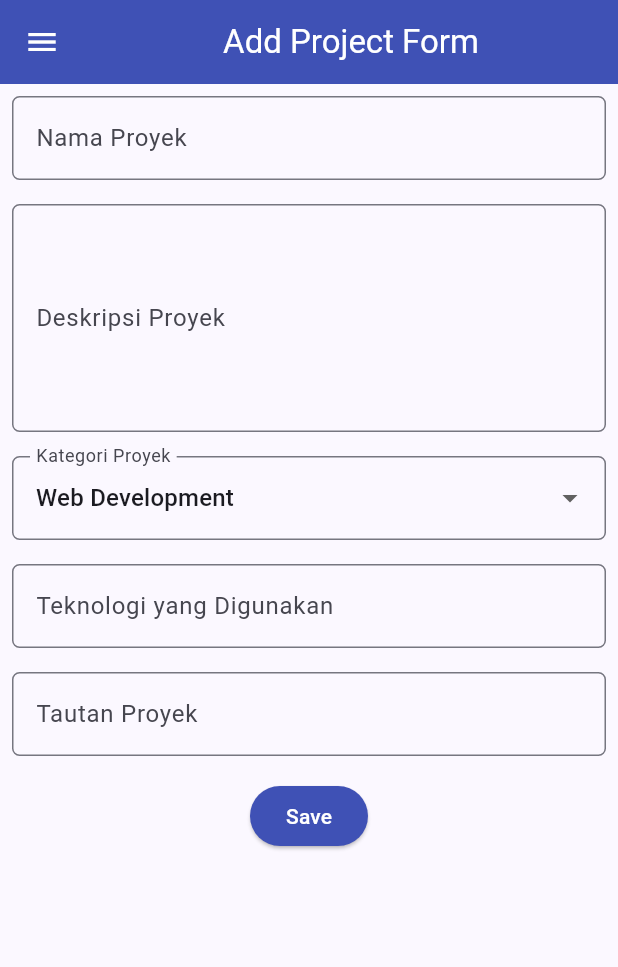
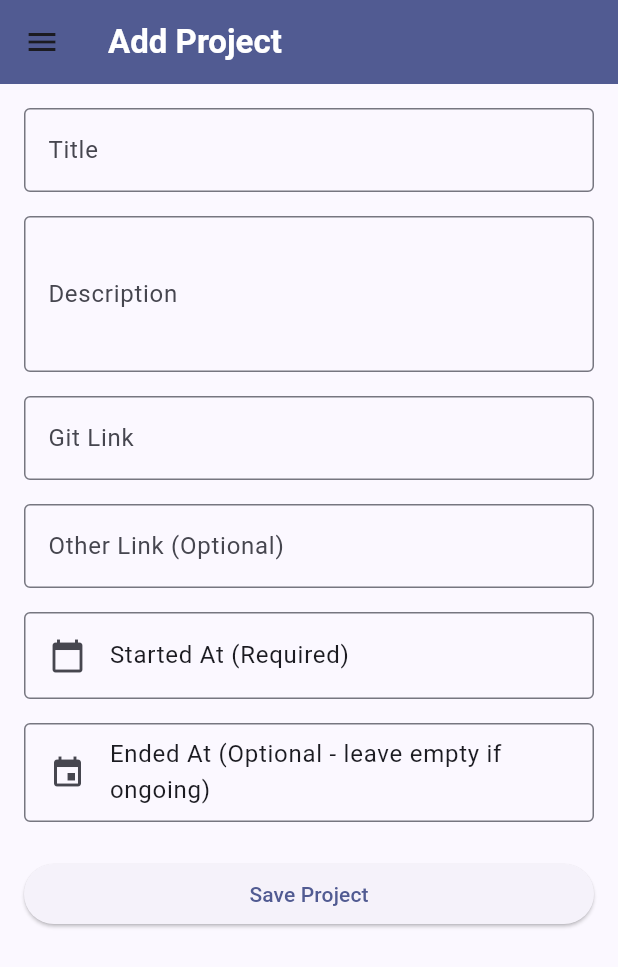
Before and after one commit to faeiz-ff/myportofolio_mobile, a Flutter app: the ProjectFormPage screen opened directly, on a phone screen of 412 x 824 dp. Shown: the top 967 px of the screen. Run offline on Flutter 3.47's test engine with Material 3 defaults, Android fonts, the phone set to English and light mode, and no system bars; generated files the repository leaves out were written again.

Commit message:
feat: ubah form project sesuai schema API

```diff
--- a/lib/screens/project_form.dart
+++ b/lib/screens/project_form.dart
@@ -1,5 +1,11 @@
-import 'package:material_ui/material_ui.dart';
-import 'package:myportofolio_mobile/widgets/left_drawer.dart';
+import 'package:flutter/material.dart';
+import 'package:myportofolio_mobile/models/project.dart'; // sesuaikan path model Project
+import 'package:myportofolio_mobile/screens/menu.dart';
+import 'package:myportofolio_mobile/services/api_client.dart';
+import 'package:myportofolio_mobile/services/auth_guard.dart'; // sesuaikan path ensureLoggedIn
+import 'package:myportofolio_mobile/services/auth_state.dart';
+import 'package:myportofolio_mobile/widgets/left_drawer.dart'; // sesuaikan path LeftDrawer
+import 'package:provider/provider.dart';
 
 class ProjectFormPage extends StatefulWidget {
   const ProjectFormPage({super.key});
@@ -11,199 +17,292 @@ class ProjectFormPage extends StatefulWidget {
 class _ProjectFormPageState extends State<ProjectFormPage> {
   final _formKey = GlobalKey<FormState>();
 
-  String _projectName = "";
-  String _description = "";
-  String _category = "Web Development"; // default
-  String _technologies = "";
-  String _projectLink = "";
+  String _title = '';
+  String _description = '';
+  String _gitLink = '';
+  String _otherLink = '';
+  DateTime? _startedAt;
+  DateTime? _endedAt;
+  bool _isSubmitting = false;
 
-  final List<String> _categories = [
-    'Web Development',
-    'Mobile Development',
-    'Machine Learning',
-    'Data Science',
-    'Other',
-  ];
+  String _formatDate(DateTime date) => date.toIso8601String().split('T').first;
+
+  bool _isValidUrl(String value) {
+    final uri = Uri.tryParse(value);
+    return uri != null &&
+        (uri.scheme == 'http' || uri.scheme == 'https') &&
+        uri.host.isNotEmpty;
+  }
+
+  Future<void> _pickDate({
+    required bool isStart,
+    FormFieldState<DateTime>? field,
+  }) async {
+    final initial = isStart
+        ? (_startedAt ?? DateTime.now())
+        : (_endedAt ?? _startedAt ?? DateTime.now());
+
+    final picked = await showDatePicker(
+      context: context,
+      initialDate: initial,
+      firstDate: DateTime(2000),
+      lastDate: DateTime(2100),
+    );
+
+    if (picked == null) return;
+
+    setState(() {
+      if (isStart) {
+        _startedAt = picked;
+        field?.didChange(picked);
+        if (_endedAt != null && _endedAt!.isBefore(picked)) {
+          _endedAt = null;
+        }
+      } else {
+        _endedAt = picked;
+      }
+    });
+  }
+
+  Future<void> _submit() async {
+    if (!_formKey.currentState!.validate()) return;
+
+    final loggedIn = await ensureLoggedIn(context);
+    if (!loggedIn || !mounted) return;
+
+    final token = context.read<AuthState>().token;
+    if (token == null) return;
+
+    final newProject = Project(
+      title: _title.trim(),
+      description: _description.trim(),
+      gitLink: _gitLink.trim(),
+      otherLink: _otherLink.trim().isEmpty ? null : _otherLink.trim(),
+      startedAt: _startedAt!,
+      endedAt: _endedAt,
+    );
+
+    setState(() {
+      _isSubmitting = true;
+    });
+
+    try {
+      await context.read<ApiClient>().createProject(newProject, token: token);
+      if (!mounted) return;
+
+      await showDialog<void>(
+        context: context,
+        builder: (dialogContext) => AlertDialog(
+          title: const Text('Project Created'),
+          content: SingleChildScrollView(
+            child: ListBody(
+              children: [
+                Text('Title: ${newProject.title}'),
+                Text('Description: ${newProject.description}'),
+                Text('Git Link: ${newProject.gitLink}'),
+                if (newProject.otherLink != null)
+                  Text('Other Link: ${newProject.otherLink}'),
+                Text('Started At: ${_formatDate(newProject.startedAt)}'),
+                if (newProject.endedAt != null)
+                  Text('Ended At: ${_formatDate(newProject.endedAt!)}'),
+              ],
+            ),
+          ),
+          actions: [
+            TextButton(
+              onPressed: () => Navigator.pop(dialogContext),
+              child: const Text('OK'),
+            ),
+          ],
+        ),
+      );
+
+      if (!mounted) return;
+      Navigator.pushReplacement(
+        context,
+        MaterialPageRoute(builder: (_) => MyHomePage()),
+      );
+    } on ApiException catch (e) {
+      if (!mounted) return;
+
+      if (e.statusCode == 401) {
+        await context.read<AuthState>().logout();
+        if (!mounted) return;
+        ScaffoldMessenger.of(context).showSnackBar(
+          const SnackBar(
+            content: Text('Session expired (401). Please log in again.'),
+          ),
+        );
+        await ensureLoggedIn(context);
+      } else {
+        ScaffoldMessenger.of(context).showSnackBar(
+          SnackBar(
+            content: Text('Failed to create project (status ${e.statusCode})'),
+          ),
+        );
+      }
+    } finally {
+      if (mounted) {
+        setState(() {
+          _isSubmitting = false;
+        });
+      }
+    }
+  }
 
   @override
   Widget build(BuildContext context) {
     return Scaffold(
       appBar: AppBar(
-        title: const Center(child: Text('Add Project Form')),
-        backgroundColor: Colors.indigo,
-        foregroundColor: Colors.white,
+        title: const Text(
+          'Add Project',
+          style: TextStyle(color: Colors.white, fontWeight: FontWeight.bold),
+        ),
+        backgroundColor: Theme.of(context).colorScheme.primary,
       ),
       drawer: const LeftDrawer(),
       body: Form(
         key: _formKey,
         child: SingleChildScrollView(
+          padding: const EdgeInsets.all(16),
           child: Column(
-            crossAxisAlignment: CrossAxisAlignment.start,
+            crossAxisAlignment: CrossAxisAlignment.stretch,
             children: [
-              // === Project Name ===
-              Padding(
-                padding: const EdgeInsets.all(8.0),
-                child: TextFormField(
-                  decoration: InputDecoration(
-                    hintText: "Nama Proyek",
-                    labelText: "Nama Proyek",
-                    border: OutlineInputBorder(
-                      borderRadius: BorderRadius.circular(5.0),
+              TextFormField(
+                decoration: const InputDecoration(
+                  labelText: 'Title',
+                  border: OutlineInputBorder(),
                 ),
-                  ),
-                  onChanged: (String? value) {
-                    setState(() {
-                      _projectName = value!;
-                    });
-                  },
-                  validator: (String? value) {
+                onChanged: (value) => _title = value,
+                validator: (value) {
                   if (value == null || value.trim().isEmpty) {
-                      return "Nama proyek tidak boleh kosong!";
+                    return 'Title cannot be empty';
                   }
                   return null;
                 },
               ),
+              const SizedBox(height: 16),
+              TextFormField(
+                decoration: const InputDecoration(
+                  labelText: 'Description',
+                  border: OutlineInputBorder(),
                 ),
-
-              // === Description ===
-              Padding(
-                padding: const EdgeInsets.all(8.0),
-                child: TextFormField(
-                  maxLines: 5,
-                  decoration: InputDecoration(
-                    hintText: "Deskripsi Proyek",
-                    labelText: "Deskripsi Proyek",
-                    border: OutlineInputBorder(
-                      borderRadius: BorderRadius.circular(5.0),
-                    ),
-                  ),
-                  onChanged: (String? value) {
-                    setState(() {
-                      _description = value!;
-                    });
-                  },
-                  validator: (String? value) {
+                maxLines: 3,
+                onChanged: (value) => _description = value,
+                validator: (value) {
                   if (value == null || value.trim().isEmpty) {
-                      return "Deskripsi proyek tidak boleh kosong!";
+                    return 'Description cannot be empty';
                   }
                   return null;
                 },
               ),
+              const SizedBox(height: 16),
+              TextFormField(
+                decoration: const InputDecoration(
+                  labelText: 'Git Link',
+                  hintText: 'https://github.com/username/repo',
+                  border: OutlineInputBorder(),
                 ),
-
-              // === Category ===
+                keyboardType: TextInputType.url,
+                onChanged: (value) => _gitLink = value,
+                validator: (value) {
+                  if (value == null || value.trim().isEmpty) {
+                    return 'Git link cannot be empty';
+                  }
+                  if (!_isValidUrl(value.trim())) {
+                    return 'Enter a valid http/https URL';
+                  }
+                  return null;
+                },
+              ),
+              const SizedBox(height: 16),
+              TextFormField(
+                decoration: const InputDecoration(
+                  labelText: 'Other Link (Optional)',
+                  hintText: 'https://example.com',
+                  border: OutlineInputBorder(),
+                ),
+                keyboardType: TextInputType.url,
+                onChanged: (value) => _otherLink = value,
+                validator: (value) {
+                  if (value != null &&
+                      value.trim().isNotEmpty &&
+                      !_isValidUrl(value.trim())) {
+                    return 'Enter a valid http/https URL';
+                  }
+                  return null;
+                },
+              ),
+              const SizedBox(height: 16),
+              FormField<DateTime>(
+                validator: (_) =>
+                    _startedAt == null ? 'Start date is required' : null,
+                builder: (field) => Column(
+                  crossAxisAlignment: CrossAxisAlignment.start,
+                  children: [
+                    ListTile(
+                      shape: RoundedRectangleBorder(
+                        side: BorderSide(
+                          color: field.hasError
+                              ? Theme.of(context).colorScheme.error
+                              : Theme.of(context).colorScheme.outline,
+                        ),
+                        borderRadius: BorderRadius.circular(4),
+                      ),
+                      leading: const Icon(Icons.calendar_today),
+                      title: Text(
+                        _startedAt == null
+                            ? 'Started At (Required)'
+                            : 'Started At: ${_formatDate(_startedAt!)}',
+                      ),
+                      onTap: () => _pickDate(isStart: true, field: field),
+                    ),
+                    if (field.hasError)
                       Padding(
-                padding: const EdgeInsets.all(8.0),
-                child: DropdownButtonFormField<String>(
-                  decoration: InputDecoration(
-                    labelText: "Kategori Proyek",
-                    border: OutlineInputBorder(
-                      borderRadius: BorderRadius.circular(5.0),
+                        padding: const EdgeInsets.only(left: 12, top: 6),
+                        child: Text(
+                          field.errorText!,
+                          style: TextStyle(
+                            color: Theme.of(context).colorScheme.error,
+                            fontSize: 12,
                           ),
                         ),
-                  initialValue: _category,
-                  items: _categories
-                      .map(
-                        (category) => DropdownMenuItem(
-                          value: category,
-                          child: Text(category),
                       ),
-                      )
-                      .toList(),
-                  onChanged: (String? newValue) {
-                    setState(() {
-                      _category = newValue!;
-                    });
-                  },
-                ),
-              ),
-
-              // === Technologies ===
-              Padding(
-                padding: const EdgeInsets.all(8.0),
-                child: TextFormField(
-                  decoration: InputDecoration(
-                    hintText: "Contoh: Flutter, Django, Figma",
-                    labelText: "Teknologi yang Digunakan",
-                    border: OutlineInputBorder(
-                      borderRadius: BorderRadius.circular(5.0),
-                    ),
-                  ),
-                  onChanged: (String? value) {
-                    setState(() {
-                      _technologies = value!;
-                    });
-                  },
-                ),
-              ),
-
-              // === Project Link ===
-              Padding(
-                padding: const EdgeInsets.all(8.0),
-                child: TextFormField(
-                  decoration: InputDecoration(
-                    hintText: "URL Proyek (opsional)",
-                    labelText: "Tautan Proyek",
-                    border: OutlineInputBorder(
-                      borderRadius: BorderRadius.circular(5.0),
-                    ),
-                  ),
-                  onChanged: (String? value) {
-                    setState(() {
-                      _projectLink = value!;
-                    });
-                  },
-                ),
-              ),
-
-              // === Tombol Simpan ===
-              Align(
-                alignment: Alignment.bottomCenter,
-                child: Padding(
-                  padding: const EdgeInsets.all(8.0),
-                  child: ElevatedButton(
-                    style: ButtonStyle(
-                      backgroundColor: WidgetStateProperty.all(Colors.indigo),
-                    ),
-                    onPressed: () {
-                      if (_formKey.currentState!.validate()) {
-                        showDialog(
-                          context: context,
-                          builder: (context) {
-                            return AlertDialog(
-                              title: const Text('Proyek berhasil ditambahkan!'),
-                              content: SingleChildScrollView(
-                                child: Column(
-                                  crossAxisAlignment: CrossAxisAlignment.start,
-                                  children: [
-                                    Text('Nama Proyek: $_projectName'),
-                                    Text('Deskripsi: $_description'),
-                                    Text('Kategori: $_category'),
-                                    Text('Teknologi: $_technologies'),
-                                    Text('Tautan: $_projectLink'),
                   ],
                 ),
               ),
-                              actions: [
-                                TextButton(
-                                  child: const Text('OK'),
-                                  onPressed: () {
-                                    Navigator.pop(context);
-                                    _formKey.currentState!.reset();
-                                  },
+              const SizedBox(height: 16),
+              ListTile(
+                shape: RoundedRectangleBorder(
+                  side: BorderSide(
+                    color: Theme.of(context).colorScheme.outline,
                   ),
-                              ],
-                            );
-                          },
-                        );
-                      }
-                    },
-                    child: const Text(
-                      "Save",
-                      style: TextStyle(color: Colors.white),
+                  borderRadius: BorderRadius.circular(4),
                 ),
+                leading: const Icon(Icons.event),
+                title: Text(
+                  _endedAt == null
+                      ? 'Ended At (Optional - leave empty if ongoing)'
+                      : 'Ended At: ${_formatDate(_endedAt!)}',
                 ),
+                trailing: _endedAt != null
+                    ? IconButton(
+                        icon: const Icon(Icons.clear),
+                        onPressed: () => setState(() => _endedAt = null),
+                      )
+                    : null,
+                onTap: () => _pickDate(isStart: false),
               ),
+              const SizedBox(height: 24),
+              ElevatedButton(
+                onPressed: _isSubmitting ? null : _submit,
+                child: _isSubmitting
+                    ? const SizedBox(
+                        height: 20,
+                        width: 20,
+                        child: CircularProgressIndicator(strokeWidth: 2),
+                      )
+                    : const Text('Save Project'),
               ),
             ],
           ),
```
Lines whose indentation alone changed are shown as unchanged.
